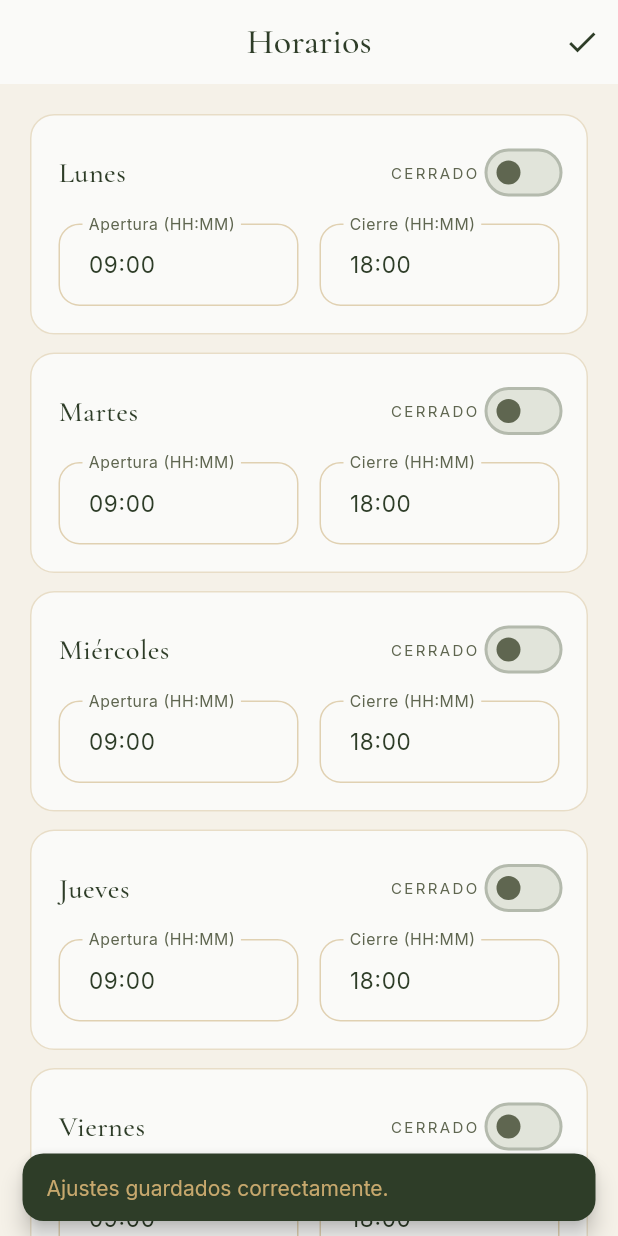
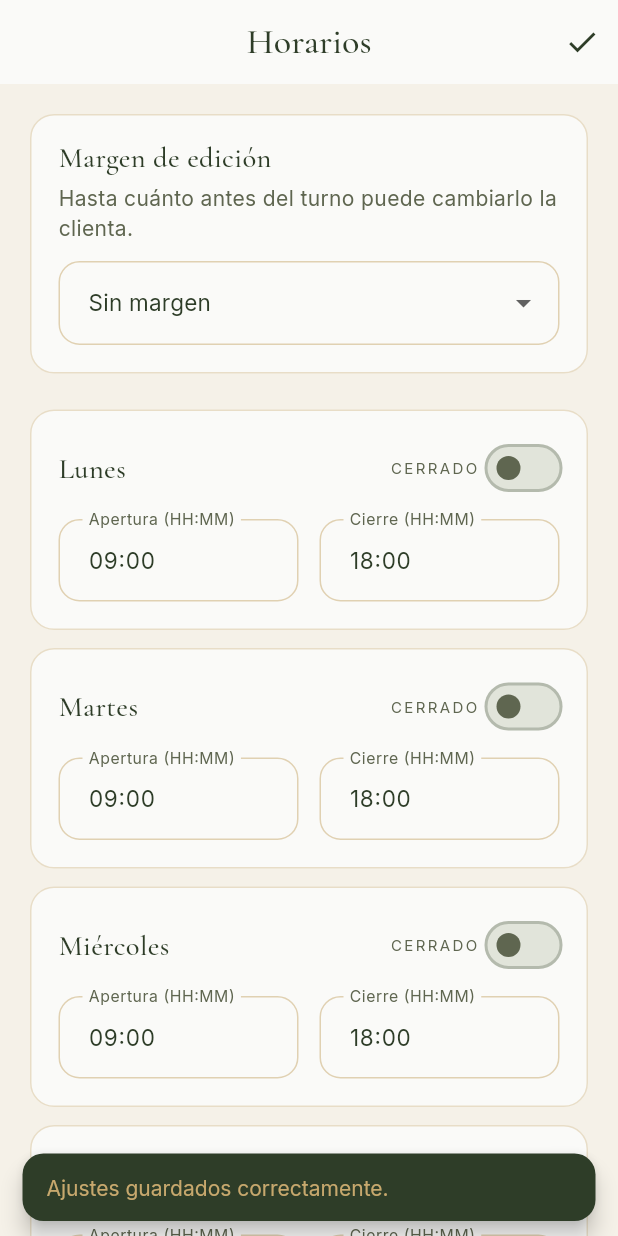
Before and after one commit to juliangg910316/shaddai-app, a Flutter app: the AdminSettingsView screen opened by its route, after a tap on the "check" icon, on a phone screen of 412 x 824 dp. Run offline on Flutter 3.47's test engine with Material 3 defaults, Android fonts, the phone set to English and light mode, and no system bars; our stand-ins replace cloud_firestore, firebase_auth, firebase_core, flutter_riverpod, flutter_svg, go_router and 4 more; missing offline and left inert: google_sign_in_web; accounts and stored records are empty.

Commit message:
feat: Margen de edición en los ajustes (spec 008, T15)
La admin elige el margen entre las opciones y se guarda solo; si falla,
vuelve al que había.

Co-Authored-By: Claude Opus 5.5 <noreply@anthropic.com>

```diff
--- a/lib/features/admin/presentation/admin_settings_view.dart
+++ b/lib/features/admin/presentation/admin_settings_view.dart
@@ -6,6 +6,7 @@ import '../../../core/theme/brand_colors.dart';
 import '../../../core/widgets/app_widgets.dart';
 import '../../../data/models/calendar_settings_model.dart';
 import '../../../l10n/app_localizations.dart';
+import '../../booking/logic/edit_margin.dart';
 import '../../booking/presentation/booking_notices.dart';
 import '../../booking/providers/booking_provider.dart';
 import '../providers/admin_provider.dart';
@@ -52,6 +53,38 @@ class _AdminSettingsViewState extends ConsumerState<AdminSettingsView> {
     close: '18:00',
     isClosed: true,
   );
+
+  /// El margen elegido mientras se guarda; después manda el guardado
+  /// (RF-38, RF-39).
+  int? _savingMargin;
+
+  /// Cuántos guardados del margen terminaron: rehace el desplegable para
+  /// que muestre el margen de verdad, aunque el guardado falle enseguida.
+  int _marginSaves = 0;
+
+  /// Guarda solo el margen (RF-38, RF-41). Si falla, lo dice y vuelve a
+  /// mostrar el que había (RF-39).
+  Future<void> _saveMargin(int minutes) async {
+    setState(() => _savingMargin = minutes);
+    var saved = true;
+    try {
+      await ref.read(adminControllerProvider).updateEditMargin(minutes);
+    } catch (error) {
+      debugPrint('No se pudo guardar el margen: $error');
+      saved = false;
+    }
+    if (!mounted) return;
+    setState(() {
+      _savingMargin = null;
+      _marginSaves++;
+    });
+    showBookingMessage(
+      context,
+      (l10n) =>
+          saved ? l10n.settingsEditMarginSaved : l10n.settingsEditMarginError,
+      isError: !saved,
+    );
+  }
 
   Future<void> _saveSettings() async {
     setState(() => _isLoading = true);
@@ -128,10 +161,18 @@ class _AdminSettingsViewState extends ConsumerState<AdminSettingsView> {
       ),
       body: ListView.separated(
         padding: const EdgeInsets.all(20),
-        itemCount: _daysOrder.length,
-        separatorBuilder: (_, index) => const SizedBox(height: 12),
+        itemCount: _daysOrder.length + 1,
+        separatorBuilder: (_, index) => SizedBox(height: index == 0 ? 24 : 12),
         itemBuilder: (context, index) {
-          final dayKey = _daysOrder[index];
+          if (index == 0) {
+            return _MarginSection(
+              key: ValueKey(_marginSaves),
+              margin:
+                  _savingMargin ?? settingsAsync.value?.editMarginMinutes ?? 0,
+              onChanged: _savingMargin == null ? _saveMargin : null,
+            );
+          }
+          final dayKey = _daysOrder[index - 1];
           final schedule = _tempHours[dayKey] ?? _closedDay;
 
           return FlatCard(
@@ -236,3 +277,84 @@ class _AdminSettingsViewState extends ConsumerState<AdminSettingsView> {
     );
   }
 }
+
+/// El nombre de un margen: "Sin margen", en horas o, si no es una de las
+/// opciones, en horas y minutos (RF-36, RF-37).
+String marginLabel(AppLocalizations l10n, int minutes) {
+  if (minutes == 0) return l10n.settingsEditMarginNone;
+  final parts = marginParts(minutes);
+  return parts.minutes == 0
+      ? l10n.settingsEditMarginHours(parts.hours)
+      : l10n.settingsEditMarginCustom(parts.hours, parts.minutes);
+}
+
+/// "Margen de edición": su explicación y el desplegable de las opciones
+/// (spec 008, RF-36 a RF-39). Sin [onChanged], mientras se guarda, no se
+/// puede cambiar.
+class _MarginSection extends StatelessWidget {
+  const _MarginSection({
+    super.key,
+    required this.margin,
+    required this.onChanged,
+  });
+
+  final int margin;
+  final ValueChanged<int>? onChanged;
+
+  @override
+  Widget build(BuildContext context) {
+    final l10n = AppLocalizations.of(context)!;
+    final brand = context.brand;
+    final onChanged = this.onChanged;
+
+    return FlatCard(
+      padding: const EdgeInsets.fromLTRB(18, 14, 18, 18),
+      borderColor: brand.goldHairlineSoft,
+      child: Column(
+        crossAxisAlignment: CrossAxisAlignment.start,
+        children: [
+          Text(
+            l10n.settingsEditMarginTitle,
+            style: AppText.serif(size: 19, color: brand.inkStrong),
+          ),
+          const SizedBox(height: 4),
+          Text(
+            l10n.settingsEditMarginHelp,
+            style: AppText.sans(size: 14, color: brand.inkMuted),
+          ),
+          const SizedBox(height: 12),
+          // Rehace el campo cuando el margen cambia desde fuera: al volver al
+          // que había tras un error o al llegar el guardado.
+          KeyedSubtree(
+            key: ValueKey(margin),
+            // Sin etiqueta visible (el título está encima); el lector de
+            // pantalla la recibe igual.
+            child: Semantics(
+              label: l10n.settingsEditMarginTitle,
+              child: DropdownButtonFormField<int>(
+                key: const ValueKey('edit-margin'),
+                initialValue: margin,
+                isExpanded: true,
+                items: [
+                  for (final minutes in marginChoices(margin))
+                    DropdownMenuItem(
+                      value: minutes,
+                      child: Text(
+                        marginLabel(l10n, minutes),
+                        style: AppText.sans(size: 15, color: brand.inkStrong),
+                      ),
+                    ),
+                ],
+                onChanged: onChanged == null
+                    ? null
+                    : (value) {
+                        if (value != null && value != margin) onChanged(value);
+                      },
+              ),
+            ),
+          ),
+        ],
+      ),
+    );
+  }
+}
--- a/lib/features/admin/providers/admin_provider.dart
+++ b/lib/features/admin/providers/admin_provider.dart
@@ -41,6 +41,10 @@ class AdminController {
   Future<void> updateSettings(CalendarSettingsModel settings) async {
     await _configRepo.updateSettings(settings);
   }
+
+  /// Guarda solo el margen de edición (spec 008, RF-38, RF-41).
+  Future<void> updateEditMargin(int minutes) =>
+      _configRepo.updateEditMargin(minutes);
 }
 
 final adminControllerProvider = Provider((ref) {
--- /dev/null
+++ b/lib/features/booking/logic/edit_margin.dart
@@ -0,0 +1,17 @@
+/// Opciones del margen de edición, sin Flutter ni Firebase (spec 008,
+/// RF-36, RF-37; plan § 4.5).
+library;
+
+/// Sin margen, 1, 2, 3, 6, 12, 24, 48 y 72 horas, en minutos.
+const editMarginOptions = [0, 60, 120, 180, 360, 720, 1440, 2880, 4320];
+
+/// Las opciones del margen y, si el guardado [current] no es una de ellas,
+/// también ese, en su lugar por orden (RF-37).
+List<int> marginChoices(int current) => editMarginOptions.contains(current)
+    ? editMarginOptions
+    : ([...editMarginOptions, current]..sort());
+
+/// [minutes] en horas y minutos, para mostrar un margen que no es una de las
+/// opciones (RF-37).
+({int hours, int minutes}) marginParts(int minutes) =>
+    (hours: minutes ~/ 60, minutes: minutes % 60);
--- a/lib/l10n/app_es.arb
+++ b/lib/l10n/app_es.arb
@@ -752,5 +752,19 @@
   "adminEditNotFound": "No se encontró ese turno.",
   "@adminEditNotFound": {"description": "El turno a editar no existe (spec 008)"},
   "adminEditBackToAgenda": "Volver a la agenda",
-  "@adminEditBackToAgenda": {"description": "Botón para volver a la agenda (spec 008)"}
+  "@adminEditBackToAgenda": {"description": "Botón para volver a la agenda (spec 008)"},
+  "settingsEditMarginTitle": "Margen de edición",
+  "@settingsEditMarginTitle": {"description": "Título de la sección del margen (spec 008, RF-36)"},
+  "settingsEditMarginHelp": "Hasta cuánto antes del turno puede cambiarlo la clienta.",
+  "@settingsEditMarginHelp": {"description": "Explicación del margen (spec 008, RF-36)"},
+  "settingsEditMarginNone": "Sin margen",
+  "@settingsEditMarginNone": {"description": "Opción de margen 0 (spec 008, RF-36)"},
+  "settingsEditMarginHours": "{hours, plural, =1{1 hora} other{{hours} horas}}",
+  "@settingsEditMarginHours": {"description": "Opción de margen en horas (spec 008, RF-36)", "placeholders": {"hours": {"type": "int"}}},
+  "settingsEditMarginCustom": "{hours} h {minutes} min",
+  "@settingsEditMarginCustom": {"description": "Margen guardado que no es una opción (spec 008, RF-37)", "placeholders": {"hours": {"type": "int"}, "minutes": {"type": "int"}}},
+  "settingsEditMarginSaved": "Margen guardado.",
+  "@settingsEditMarginSaved": {"description": "Aviso al guardar el margen (spec 008, RF-38)"},
+  "settingsEditMarginError": "No se pudo guardar el margen.",
+  "@settingsEditMarginError": {"description": "Error al guardar el margen (spec 008, RF-39)"}
 }
--- a/lib/l10n/app_localizations.dart
+++ b/lib/l10n/app_localizations.dart
@@ -2609,6 +2609,48 @@ abstract class AppLocalizations {
   /// In es, this message translates to:
   /// **'Volver a la agenda'**
   String get adminEditBackToAgenda;
+
+  /// Título de la sección del margen (spec 008, RF-36)
+  ///
+  /// In es, this message translates to:
+  /// **'Margen de edición'**
+  String get settingsEditMarginTitle;
+
+  /// Explicación del margen (spec 008, RF-36)
+  ///
+  /// In es, this message translates to:
+  /// **'Hasta cuánto antes del turno puede cambiarlo la clienta.'**
+  String get settingsEditMarginHelp;
+
+  /// Opción de margen 0 (spec 008, RF-36)
+  ///
+  /// In es, this message translates to:
+  /// **'Sin margen'**
+  String get settingsEditMarginNone;
+
+  /// Opción de margen en horas (spec 008, RF-36)
+  ///
+  /// In es, this message translates to:
+  /// **'{hours, plural, =1{1 hora} other{{hours} horas}}'**
+  String settingsEditMarginHours(int hours);
+
+  /// Margen guardado que no es una opción (spec 008, RF-37)
+  ///
+  /// In es, this message translates to:
+  /// **'{hours} h {minutes} min'**
+  String settingsEditMarginCustom(int hours, int minutes);
+
+  /// Aviso al guardar el margen (spec 008, RF-38)
+  ///
+  /// In es, this message translates to:
+  /// **'Margen guardado.'**
+  String get settingsEditMarginSaved;
+
+  /// Error al guardar el margen (spec 008, RF-39)
+  ///
+  /// In es, this message translates to:
+  /// **'No se pudo guardar el margen.'**
+  String get settingsEditMarginError;
 }
 
 class _AppLocalizationsDelegate
--- a/lib/l10n/app_localizations_es.dart
+++ b/lib/l10n/app_localizations_es.dart
@@ -1376,4 +1376,36 @@ class AppLocalizationsEs extends AppLocalizations {
 
   @override
   String get adminEditBackToAgenda => 'Volver a la agenda';
+
+  @override
+  String get settingsEditMarginTitle => 'Margen de edición';
+
+  @override
+  String get settingsEditMarginHelp =>
+      'Hasta cuánto antes del turno puede cambiarlo la clienta.';
+
+  @override
+  String get settingsEditMarginNone => 'Sin margen';
+
+  @override
+  String settingsEditMarginHours(int hours) {
+    String _temp0 = intl.Intl.pluralLogic(
+      hours,
+      locale: localeName,
+      other: '$hours horas',
+      one: '1 hora',
+    );
+    return '$_temp0';
+  }
+
+  @override
+  String settingsEditMarginCustom(int hours, int minutes) {
+    return '$hours h $minutes min';
+  }
+
+  @override
+  String get settingsEditMarginSaved => 'Margen guardado.';
+
+  @override
+  String get settingsEditMarginError => 'No se pudo guardar el margen.';
 }
```
Also changed, not shown: lib/l10n/app_localizations_pt.dart (+32 -0 lines), lib/l10n/app_pt.arb (+8 -1 lines), 4 other files.
